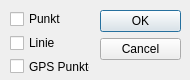
APIS-Luftbildarchiv/APIS, file APIS/forms/apis_view_flight_path_form.ui: the form before one commit.
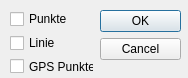
The form after the commit.

Diff of the .ui file:
```diff
--- a/APIS/forms/apis_view_flight_path_form.ui
+++ b/APIS/forms/apis_view_flight_path_form.ui
@@ -6,8 +6,8 @@
    <rect>
     <x>0</x>
     <y>0</y>
-    <width>190</width>
-    <height>80</height>
+    <width>188</width>
+    <height>78</height>
    </rect>
   </property>
   <property name="windowTitle">
@@ -34,7 +34,7 @@
     <rect>
      <x>10</x>
      <y>10</y>
-     <width>80</width>
+     <width>84</width>
      <height>65</height>
     </rect>
    </property>
@@ -42,7 +42,7 @@
     <item>
      <widget class="QCheckBox" name="checkBox">
       <property name="text">
-       <string>Punkt</string>
+       <string>Punkte</string>
       </property>
      </widget>
     </item>
```
